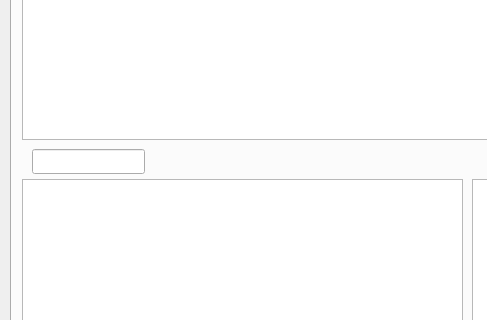
This is divui.ui in neeraavi/pydiv as Qt 5 draws it before an edit; both pictures show x 0 to 487 and y 217 to 537 of the 1197 by 865 pixel window. The edited form follows.
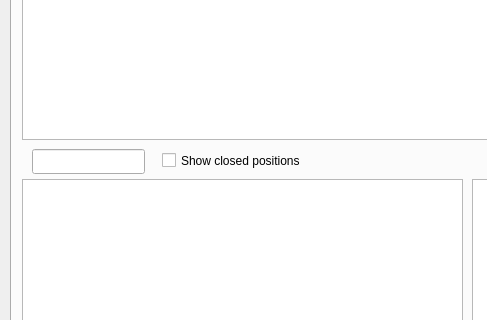
This is the edited form.

Diff of the .ui file:
```diff
--- a/divui.ui
+++ b/divui.ui
@@ -157,6 +157,19 @@
        </rect>
       </property>
      </widget>
+     <widget class="QCheckBox" name="showClosedPositions">
+      <property name="geometry">
+       <rect>
+        <x>150</x>
+        <y>330</y>
+        <width>171</width>
+        <height>23</height>
+       </rect>
+      </property>
+      <property name="text">
+       <string>Show closed positions</string>
+      </property>
+     </widget>
     </widget>
     <widget class="QWidget" name="tab_2">
      <attribute name="title">
```
